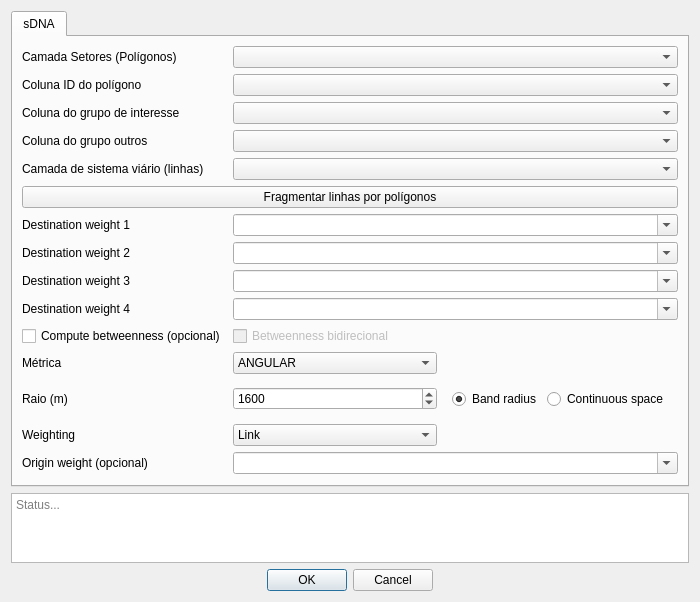
Eduardo7660/chasm_windows, file chasm_calculator_dialog_base.ui: the form before one commit.
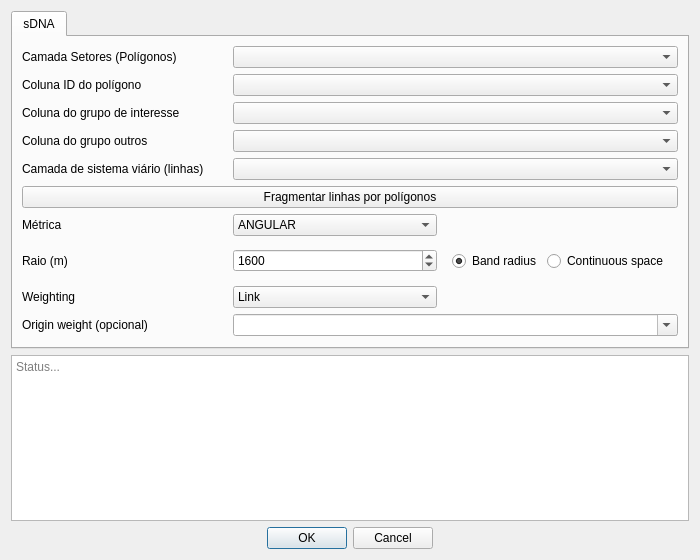
The form after the commit.

Commit message: chasm last att

Patch:
```diff
--- a/chasm_calculator_dialog_base.ui
+++ b/chasm_calculator_dialog_base.ui
@@ -71,70 +71,13 @@
         </widget>
        </item>
 
-       <!-- Destination Weights (4 campos) -->
-       <item row="6" column="0">
-        <widget class="QLabel">
-         <property name="text"><string>Destination weight 1</string></property>
-        </widget>
-       </item>
-       <item row="6" column="1" colspan="2">
-        <widget class="QComboBox" name="cbDW1">
-         <property name="editable"><bool>true</bool></property>
-        </widget>
-       </item>
-
-       <item row="7" column="0">
-        <widget class="QLabel">
-         <property name="text"><string>Destination weight 2</string></property>
-        </widget>
-       </item>
-       <item row="7" column="1" colspan="2">
-        <widget class="QComboBox" name="cbDW2">
-         <property name="editable"><bool>true</bool></property>
-        </widget>
-       </item>
-
-       <item row="8" column="0">
-        <widget class="QLabel">
-         <property name="text"><string>Destination weight 3</string></property>
-        </widget>
-       </item>
-       <item row="8" column="1" colspan="2">
-        <widget class="QComboBox" name="cbDW3">
-         <property name="editable"><bool>true</bool></property>
-        </widget>
-       </item>
-
-       <item row="9" column="0">
-        <widget class="QLabel">
-         <property name="text"><string>Destination weight 4</string></property>
-        </widget>
-       </item>
-       <item row="9" column="1" colspan="2">
-        <widget class="QComboBox" name="cbDW4">
-         <property name="editable"><bool>true</bool></property>
-        </widget>
-       </item>
-
        <!-- Parâmetros -->
-       <item row="10" column="0">
-        <widget class="QCheckBox" name="chkBetweenness">
-         <property name="text"><string>Compute betweenness (opcional)</string></property>
-        </widget>
-       </item>
-       <item row="10" column="1" colspan="2">
-        <widget class="QCheckBox" name="chkBetweennessBidirectional">
-         <property name="text"><string>Betweenness bidirecional</string></property>
-         <property name="enabled"><bool>false</bool></property>
-        </widget>
-       </item>
-
-       <item row="11" column="0">
+       <item row="6" column="0">
         <widget class="QLabel">
          <property name="text"><string>Métrica</string></property>
         </widget>
        </item>
-       <item row="11" column="1">
+       <item row="6" column="1">
         <widget class="QComboBox" name="cbMetric">
          <item><property name="text"><string>ANGULAR</string></property></item>
          <item><property name="text"><string>EUCLIDEAN</string></property></item>
@@ -142,12 +85,12 @@
         </widget>
        </item>
 
-       <item row="12" column="0">
+       <item row="7" column="0">
         <widget class="QLabel">
          <property name="text"><string>Raio (m)</string></property>
         </widget>
        </item>
-       <item row="12" column="1">
+       <item row="7" column="1">
         <widget class="QSpinBox" name="spinRadius">
          <property name="minimum"><number>0</number></property>
          <property name="maximum"><number>1000000</number></property>
@@ -155,7 +98,7 @@
          <property name="value"><number>1600</number></property>
         </widget>
        </item>
-       <item row="12" column="2">
+       <item row="7" column="2">
         <widget class="QWidget" native="true">
          <layout class="QHBoxLayout" name="hlRadiusMode">
           <item>
@@ -173,24 +116,24 @@
         </widget>
        </item>
 
-       <item row="13" column="0">
+       <item row="8" column="0">
         <widget class="QLabel">
          <property name="text"><string>Weighting</string></property>
         </widget>
        </item>
-       <item row="13" column="1">
+       <item row="8" column="1">
         <widget class="QComboBox" name="cbWeighting">
          <item><property name="text"><string>Link</string></property></item>
          <item><property name="text"><string>Node</string></property></item>
         </widget>
        </item>
 
-       <item row="14" column="0">
+       <item row="9" column="0">
         <widget class="QLabel">
          <property name="text"><string>Origin weight (opcional)</string></property>
         </widget>
        </item>
-       <item row="14" column="1" colspan="2">
+       <item row="9" column="1" colspan="2">
         <widget class="QComboBox" name="cbOriginWeight">
          <property name="editable"><bool>true</bool></property>
         </widget>
```
The commit also changes 2 other files.
